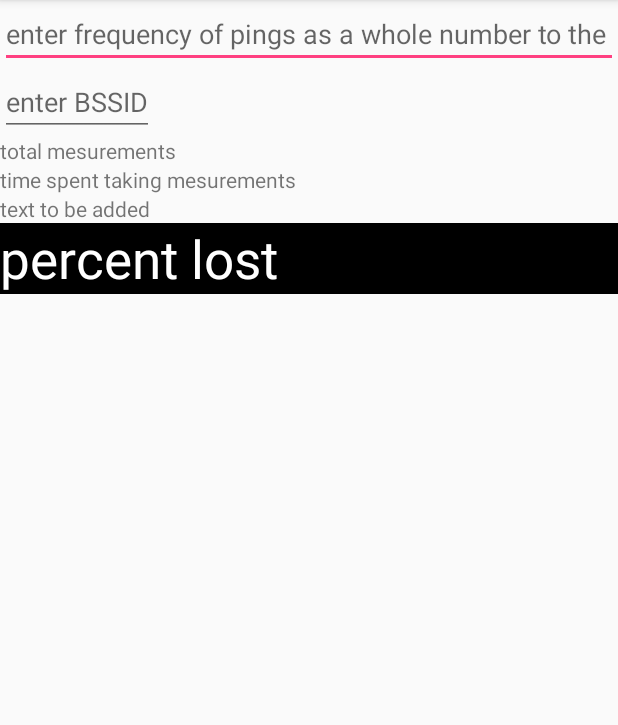
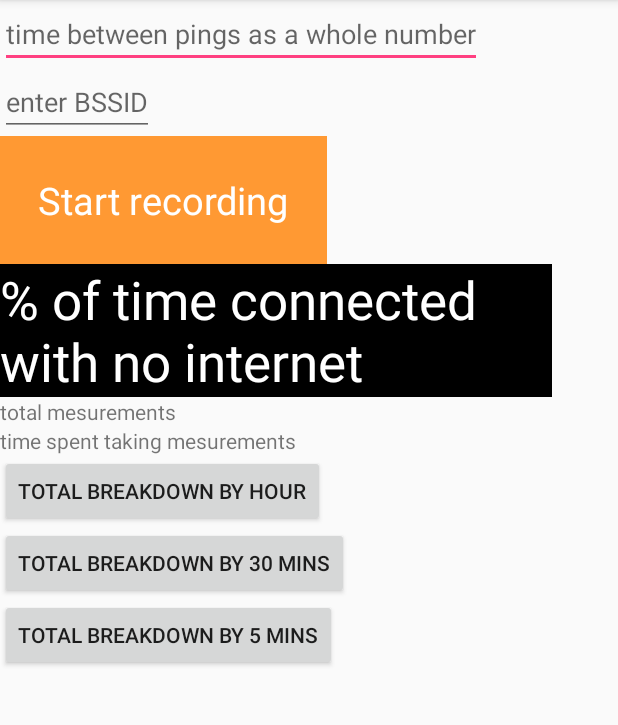
Before and after one commit to deadlycrawler/WIFIOutageDetector, an Android app: the screen it shows after launch (MainActivity), on a phone screen of 412 x 824 dp, the part 84-809 px from its top. Run offline under Robolectric (Android 15) with nearby library versions, the phone set to English and light mode, and no system bars.

Commit message:
updated GUI, added some visual changes to the record button to display the diffrent states

```diff
--- a/app/src/main/java/com/tools/radio/wifioutagedetector/MainActivity.java
+++ b/app/src/main/java/com/tools/radio/wifioutagedetector/MainActivity.java
@@ -1,13 +1,49 @@
 package com.tools.radio.wifioutagedetector;
 
+import android.content.Intent;
+import android.graphics.Color;
 import android.support.v7.app.AppCompatActivity;
 import android.os.Bundle;
+import android.view.View;
+import android.widget.Button;
+import android.widget.TextView;
 
 public class MainActivity extends AppCompatActivity {
+
+    boolean mStartButtonTogleStage = true;
+
+
+
 
     @Override
     protected void onCreate(Bundle savedInstanceState) {
         super.onCreate(savedInstanceState);
         setContentView(R.layout.activity_main);
+
+        final TextView record = (TextView) findViewById(R.id.ToggleRecordButton);
+
+
+        record.setOnClickListener(new View.OnClickListener(){
+            @Override
+            public void onClick(View view){
+
+                if (mStartButtonTogleStage==true){
+                    record.setText("recording...");
+                    record.setBackgroundColor(Color.RED);
+                    mStartButtonTogleStage=false;
+
+                }else{
+                    record.setText("recording stoped");
+                    record.setBackgroundColor(Color.CYAN);
+                    mStartButtonTogleStage=true;}
+
+
+            }
+
+        });
+
+
+
     }
+
 }
--- a/app/src/main/res/layout/activity_main.xml
+++ b/app/src/main/res/layout/activity_main.xml
@@ -7,18 +7,35 @@
     tools:context="com.tools.radio.wifioutagedetector.MainActivity">
 
     <LinearLayout
-        android:layout_width="match_parent"
+        android:layout_width="368dp"
         android:layout_height="wrap_content"
         android:orientation="vertical">
         <EditText
             android:layout_width="wrap_content"
             android:layout_height="wrap_content"
             android:inputType="number|numberSigned"
-            android:hint="enter frequency of pings as a whole number to the nearest min"/>
+            android:hint="time between pings as a whole number"/>
         <EditText
             android:layout_width="wrap_content"
             android:layout_height="wrap_content"
             android:hint="enter BSSID"/>
+        <TextView
+            android:layout_width="wrap_content"
+            android:layout_height="wrap_content"
+            android:id="@+id/ToggleRecordButton"
+            android:background="#ff9933"
+            android:padding="25dp"
+            android:textSize="25dp"
+            android:textColor="#ffffff"
+            android:text="Start recording"/>
+
+        <TextView
+            android:layout_width="match_parent"
+            android:layout_height="wrap_content"
+            android:textSize="35dp"
+            android:background="#000000"
+            android:textColor="#ffffff"
+            android:text="% of time connected with no internet"/>
         <TextView
             android:layout_width="wrap_content"
             android:layout_height="wrap_content"
@@ -27,17 +44,23 @@
             android:layout_width="wrap_content"
             android:layout_height="wrap_content"
             android:text="time spent taking mesurements"/>
-        <TextView
+        <Button
             android:layout_width="wrap_content"
             android:layout_height="wrap_content"
-            android:text="text to be added"/>
-        <TextView
-            android:layout_width="match_parent"
+            android:text="total breakdown by hour"/>
+        <Button
+            android:layout_width="wrap_content"
             android:layout_height="wrap_content"
-            android:textSize="35dp"
-            android:background="#000000"
-            android:textColor="#ffffff"
-            android:text="percent lost"/>
+            android:text="total breakdown by 30 mins"/>
+
+        <Button
+            android:layout_width="wrap_content"
+            android:layout_height="wrap_content"
+            android:text="total breakdown by 5 mins"/>
+
+
+
+
     </LinearLayout>
 
 </android.support.constraint.ConstraintLayout>
```
Also changed, not shown: app/src/main/ic_launcher-web.png (added), app/src/main/res/mipmap-hdpi/ic_launcher.png, app/src/main/res/mipmap-mdpi/ic_launcher.png, app/src/main/res/mipmap-xhdpi/ic_launcher.png, app/src/main/res/mipmap-xxhdpi/ic_launcher.png, app/src/main/res/mipmap-xxxhdpi/ic_launcher.png.
